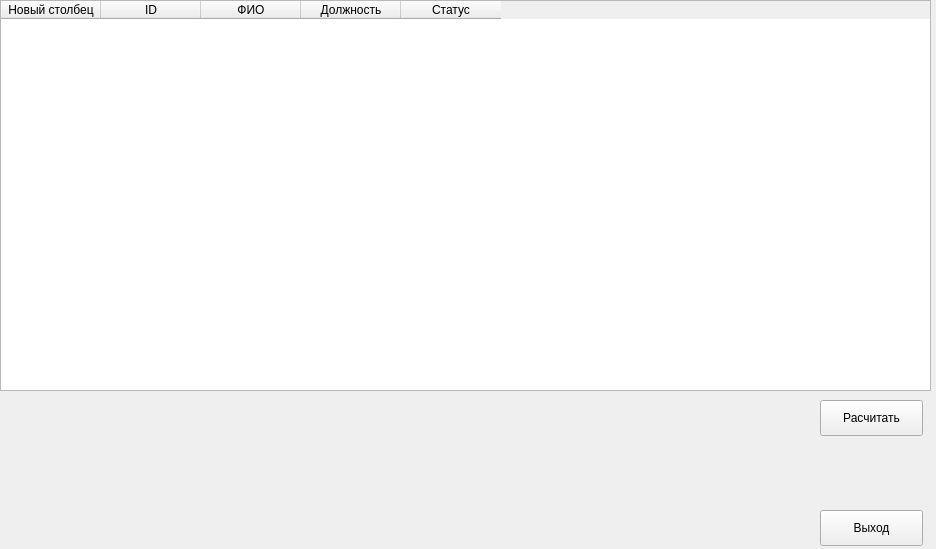
Before: the Qt Designer form accwindow.ui in egor17026/course_work, drawn with Qt 5.
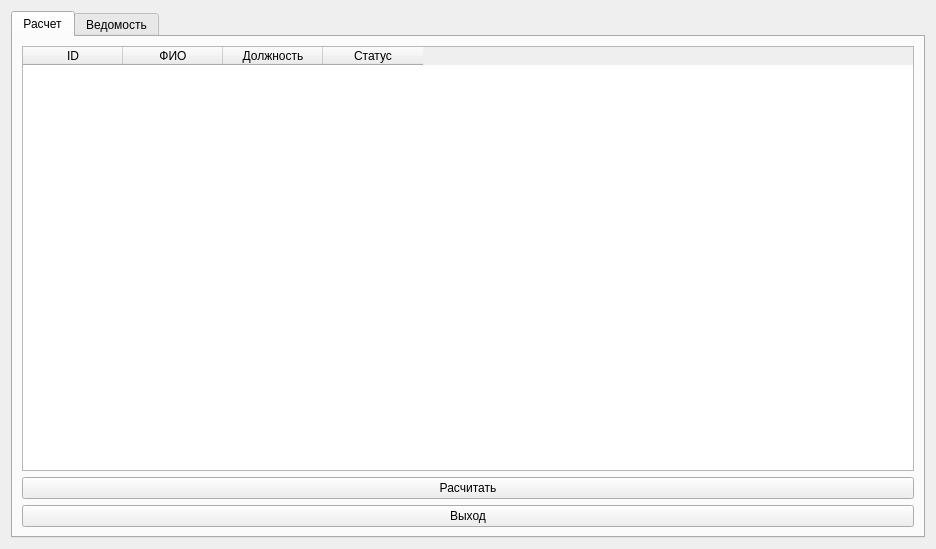
After: the same form once the commit is applied.

The edit to the form file:
```diff
--- a/accwindow.ui
+++ b/accwindow.ui
@@ -13,33 +13,19 @@
   <property name="windowTitle">
    <string>Form</string>
   </property>
-  <widget class="QPushButton" name="btn_calc">
-   <property name="geometry">
-    <rect>
-     <x>820</x>
-     <y>400</y>
-     <width>103</width>
-     <height>36</height>
-    </rect>
-   </property>
-   <property name="text">
-    <string>Расчитать</string>
-   </property>
-  </widget>
-  <widget class="QTableWidget" name="tableWidget">
-   <property name="geometry">
-    <rect>
-     <x>0</x>
-     <y>0</y>
-     <width>931</width>
-     <height>391</height>
-    </rect>
-   </property>
-   <column>
-    <property name="text">
-     <string>Новый столбец</string>
-    </property>
-   </column>
+  <layout class="QVBoxLayout" name="verticalLayout">
+   <item>
+    <widget class="QTabWidget" name="tabWidget">
+     <property name="currentIndex">
+      <number>0</number>
+     </property>
+     <widget class="QWidget" name="tab">
+      <attribute name="title">
+       <string>Расчет</string>
+      </attribute>
+      <layout class="QVBoxLayout" name="verticalLayout_2">
+       <item>
+        <widget class="QTableWidget" name="table_workers">
    <column>
     <property name="text">
      <string>ID</string>
@@ -61,19 +47,36 @@
     </property>
    </column>
   </widget>
+       </item>
+       <item>
+        <widget class="QPushButton" name="btn_calc">
+         <property name="text">
+          <string>Расчитать</string>
+         </property>
+        </widget>
+       </item>
+       <item>
   <widget class="QPushButton" name="btn_logout">
-   <property name="geometry">
-    <rect>
-     <x>820</x>
-     <y>510</y>
-     <width>103</width>
-     <height>36</height>
-    </rect>
-   </property>
    <property name="text">
     <string>Выход</string>
    </property>
   </widget>
+       </item>
+      </layout>
+     </widget>
+     <widget class="QWidget" name="tab_2">
+      <attribute name="title">
+       <string>Ведомость</string>
+      </attribute>
+      <layout class="QVBoxLayout" name="verticalLayout_3">
+       <item>
+        <widget class="QTableWidget" name="table_payroll"/>
+       </item>
+      </layout>
+     </widget>
+    </widget>
+   </item>
+  </layout>
  </widget>
  <resources/>
  <connections/>
```
Left out of the diff: 6 changed lines with no effect on the pictures. Lines whose indentation alone changed are shown as unchanged.
